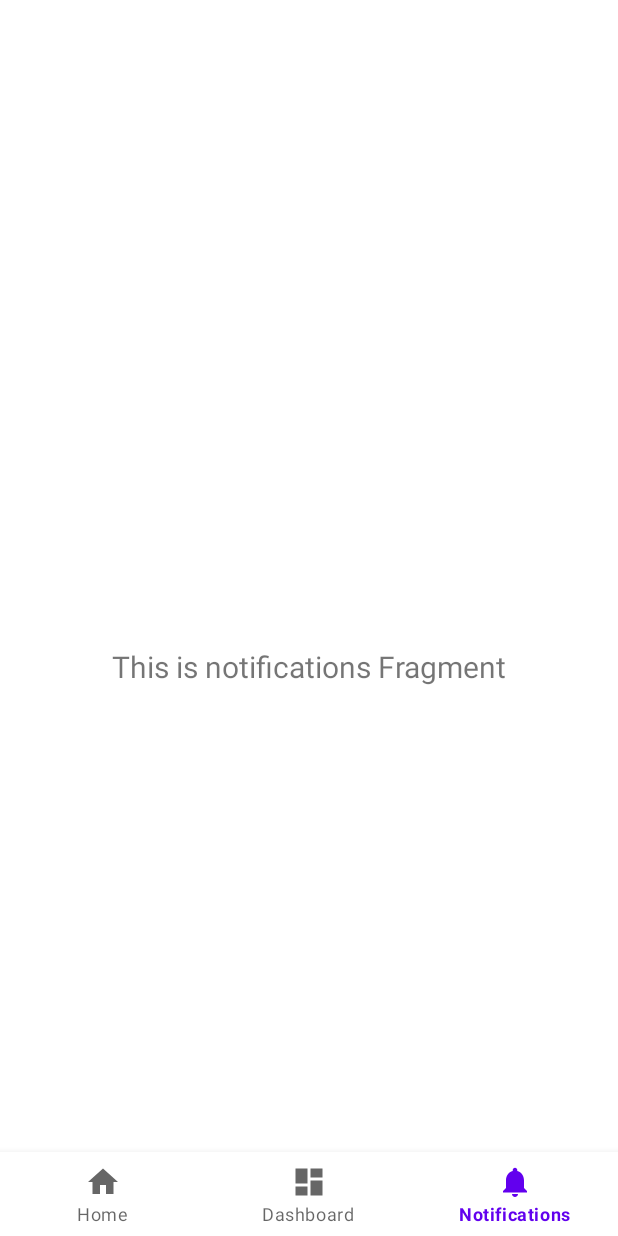
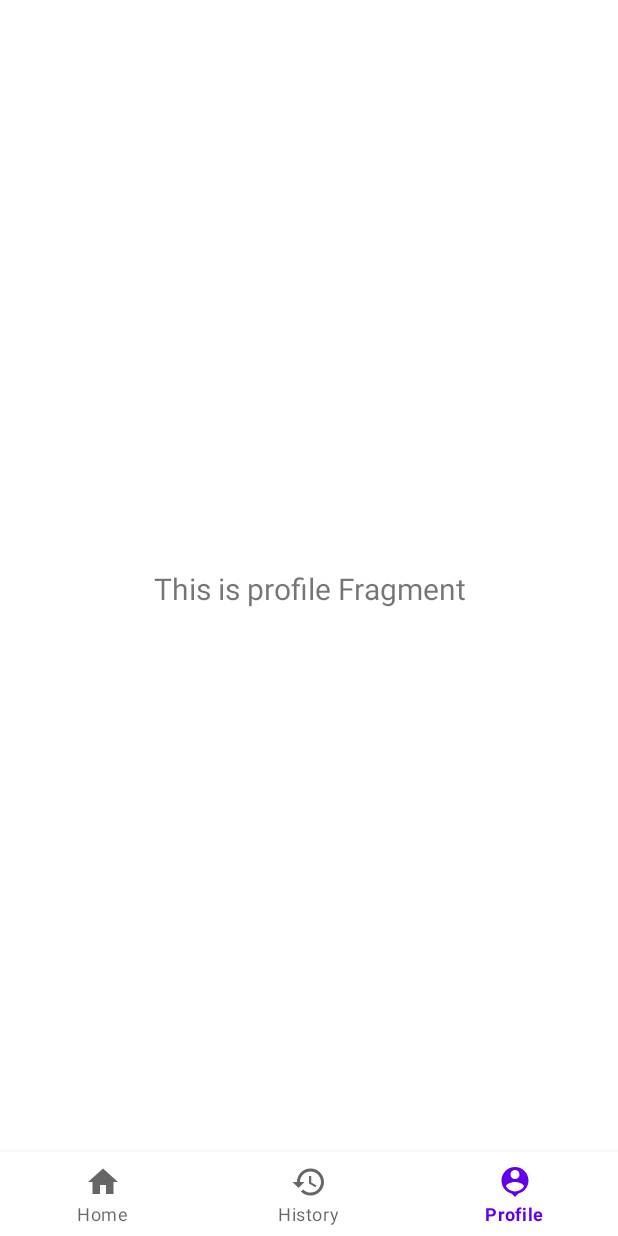
Before and after one commit to adityaahmadugraha/AppsATIPadang, an Android app: the ProfileFragment screen opened through its navigation route, on a phone screen of 412 x 824 dp. Run offline under Robolectric (Android 15) with nearby library versions, the phone set to English and light mode, and no system bars; our stand-ins replace navigation-ui.

Commit message:
change name fragment

```diff
--- a/app/src/main/java/com/aditya/appsatipadang/MainActivity.kt
+++ b/app/src/main/java/com/aditya/appsatipadang/MainActivity.kt
@@ -26,7 +26,7 @@ class MainActivity : AppCompatActivity() {
         // menu should be considered as top level destinations.
         val appBarConfiguration = AppBarConfiguration(
             setOf(
-                R.id.navigation_home, R.id.navigation_dashboard, R.id.navigation_notifications
+                R.id.navigation_home, R.id.navigation_history, R.id.navigation_profile
             )
         )
         setupActionBarWithNavController(navController, appBarConfiguration)
--- a/app/src/main/java/com/aditya/appsatipadang/ui/notifications/NotificationsFragment.kt
+++ b/app/src/main/java/com/aditya/appsatipadang/ui/profile/ProfileFragment.kt
@@ -1,4 +1,4 @@
-package com.aditya.appsatipadang.ui.notifications
+package com.aditya.appsatipadang.ui.profile
 
 import android.os.Bundle
 import android.view.LayoutInflater
@@ -7,11 +7,11 @@ import android.view.ViewGroup
 import android.widget.TextView
 import androidx.fragment.app.Fragment
 import androidx.lifecycle.ViewModelProvider
-import com.aditya.appsatipadang.databinding.FragmentNotificationsBinding
+import com.aditya.appsatipadang.databinding.FragmentProfileBinding
 
-class NotificationsFragment : Fragment() {
+class ProfileFragment : Fragment() {
 
-    private var _binding: FragmentNotificationsBinding? = null
+    private var _binding: FragmentProfileBinding? = null
 
     // This property is only valid between onCreateView and
     // onDestroyView.
@@ -22,14 +22,14 @@ class NotificationsFragment : Fragment() {
         container: ViewGroup?,
         savedInstanceState: Bundle?
     ): View {
-        val notificationsViewModel =
-            ViewModelProvider(this).get(NotificationsViewModel::class.java)
+        val profileViewModel =
+            ViewModelProvider(this).get(ProfileViewModel::class.java)
 
-        _binding = FragmentNotificationsBinding.inflate(inflater, container, false)
+        _binding = FragmentProfileBinding.inflate(inflater, container, false)
         val root: View = binding.root
 
         val textView: TextView = binding.textNotifications
-        notificationsViewModel.text.observe(viewLifecycleOwner) {
+        profileViewModel.text.observe(viewLifecycleOwner) {
             textView.text = it
         }
         return root
--- a/app/src/main/java/com/aditya/appsatipadang/ui/notifications/NotificationsViewModel.kt
+++ b/app/src/main/java/com/aditya/appsatipadang/ui/profile/ProfileViewModel.kt
@@ -1,13 +1,13 @@
-package com.aditya.appsatipadang.ui.notifications
+package com.aditya.appsatipadang.ui.profile
 
 import androidx.lifecycle.LiveData
 import androidx.lifecycle.MutableLiveData
 import androidx.lifecycle.ViewModel
 
-class NotificationsViewModel : ViewModel() {
+class ProfileViewModel : ViewModel() {
 
     private val _text = MutableLiveData<String>().apply {
-        value = "This is notifications Fragment"
+        value = "This is profile Fragment"
     }
     val text: LiveData<String> = _text
 }
--- /dev/null
+++ b/app/src/main/res/drawable/ic_history.xml
@@ -0,0 +1,5 @@
+<vector android:height="24dp" android:tint="#030303"
+    android:viewportHeight="24" android:viewportWidth="24"
+    android:width="24dp" xmlns:android="http://schemas.android.com/apk/res/android">
+    <path android:fillColor="@android:color/white" android:pathData="M13,3c-4.97,0 -9,4.03 -9,9L1,12l3.89,3.89 0.07,0.14L9,12L6,12c0,-3.87 3.13,-7 7,-7s7,3.13 7,7 -3.13,7 -7,7c-1.93,0 -3.68,-0.79 -4.94,-2.06l-1.42,1.42C8.27,19.99 10.51,21 13,21c4.97,0 9,-4.03 9,-9s-4.03,-9 -9,-9zM12,8v5l4.28,2.54 0.72,-1.21 -3.5,-2.08L13.5,8L12,8z"/>
+</vector>
--- /dev/null
+++ b/app/src/main/res/drawable/ic_profil.xml
@@ -0,0 +1,5 @@
+<vector android:height="24dp" android:tint="#030303"
+    android:viewportHeight="24" android:viewportWidth="24"
+    android:width="24dp" xmlns:android="http://schemas.android.com/apk/res/android">
+    <path android:fillColor="@android:color/white" android:pathData="M12,2c-4.97,0 -9,4.03 -9,9 0,4.17 2.84,7.67 6.69,8.69L12,22l2.31,-2.31C18.16,18.67 21,15.17 21,11c0,-4.97 -4.03,-9 -9,-9zM12,4c1.66,0 3,1.34 3,3s-1.34,3 -3,3 -3,-1.34 -3,-3 1.34,-3 3,-3zM12,18.3c-2.5,0 -4.71,-1.28 -6,-3.22 0.03,-1.99 4,-3.08 6,-3.08 1.99,0 5.97,1.09 6,3.08 -1.29,1.94 -3.5,3.22 -6,3.22z"/>
+</vector>
--- a/app/src/main/res/layout/activity_main.xml
+++ b/app/src/main/res/layout/activity_main.xml
@@ -3,8 +3,7 @@
     xmlns:app="http://schemas.android.com/apk/res-auto"
     android:id="@+id/container"
     android:layout_width="match_parent"
-    android:layout_height="match_parent"
-    android:paddingTop="?attr/actionBarSize">
+    android:layout_height="match_parent">
 
     <com.google.android.material.bottomnavigation.BottomNavigationView
         android:id="@+id/nav_view"
@@ -22,9 +21,10 @@
         android:id="@+id/nav_host_fragment_activity_main"
         android:name="androidx.navigation.fragment.NavHostFragment"
         android:layout_width="match_parent"
-        android:layout_height="match_parent"
+        android:layout_height="0dp"
+        android:layout_marginTop="8dp"
         app:defaultNavHost="true"
-        app:layout_constraintBottom_toTopOf="@id/nav_view"
+        app:layout_constraintBottom_toTopOf="@+id/nav_view"
         app:layout_constraintLeft_toLeftOf="parent"
         app:layout_constraintRight_toRightOf="parent"
         app:layout_constraintTop_toTopOf="parent"
--- a/app/src/main/res/layout/fragment_home.xml
+++ b/app/src/main/res/layout/fragment_home.xml
@@ -22,7 +22,7 @@
         android:id="@+id/img_profil"
         android:layout_width="50dp"
         android:layout_height="50dp"
-        android:layout_marginStart="8dp"
+        android:layout_marginStart="16dp"
         android:layout_marginTop="8dp"
         android:src="@color/blue"
         app:layout_constraintStart_toStartOf="parent"
@@ -251,7 +251,9 @@
     <androidx.recyclerview.widget.RecyclerView
         android:layout_width="0dp"
         android:layout_height="0dp"
+        android:layout_marginStart="8dp"
         android:layout_marginTop="8dp"
+        android:layout_marginEnd="8dp"
         app:layout_constraintBottom_toBottomOf="parent"
         app:layout_constraintEnd_toEndOf="parent"
         app:layout_constraintStart_toStartOf="parent"
--- a/app/src/main/res/layout/fragment_notifications.xml
+++ b/app/src/main/res/layout/fragment_profile.xml
@@ -4,7 +4,7 @@
     xmlns:tools="http://schemas.android.com/tools"
     android:layout_width="match_parent"
     android:layout_height="match_parent"
-    tools:context=".ui.notifications.NotificationsFragment">
+    tools:context=".ui.profile.ProfileFragment">
 
     <TextView
         android:id="@+id/text_notifications"
--- a/app/src/main/res/menu/bottom_nav_menu.xml
+++ b/app/src/main/res/menu/bottom_nav_menu.xml
@@ -7,13 +7,13 @@
         android:title="@string/title_home" />
 
     <item
-        android:id="@+id/navigation_dashboard"
-        android:icon="@drawable/ic_dashboard_black_24dp"
-        android:title="@string/title_dashboard" />
+        android:id="@+id/navigation_history"
+        android:icon="@drawable/ic_history"
+        android:title="@string/title_history" />
 
     <item
-        android:id="@+id/navigation_notifications"
-        android:icon="@drawable/ic_notifications_black_24dp"
-        android:title="@string/title_notifications" />
+        android:id="@+id/navigation_profile"
+        android:icon="@drawable/ic_profil"
+        android:title="@string/title_profile" />
 
 </menu>
--- a/app/src/main/res/navigation/mobile_navigation.xml
+++ b/app/src/main/res/navigation/mobile_navigation.xml
@@ -12,14 +12,14 @@
         tools:layout="@layout/fragment_home" />
 
     <fragment
-        android:id="@+id/navigation_dashboard"
+        android:id="@+id/navigation_history"
         android:name="com.aditya.appsatipadang.ui.dashboard.DashboardFragment"
-        android:label="@string/title_dashboard"
+        android:label="@string/title_history"
         tools:layout="@layout/fragment_dashboard" />
 
     <fragment
-        android:id="@+id/navigation_notifications"
-        android:name="com.aditya.appsatipadang.ui.notifications.NotificationsFragment"
-        android:label="@string/title_notifications"
-        tools:layout="@layout/fragment_notifications" />
+        android:id="@+id/navigation_profile"
+        android:name="com.aditya.appsatipadang.ui.profile.ProfileFragment"
+        android:label="@string/title_profile"
+        tools:layout="@layout/fragment_profile" />
 </navigation>
--- a/app/src/main/res/values/strings.xml
+++ b/app/src/main/res/values/strings.xml
@@ -2,7 +2,9 @@
     <string name="app_name">AppsATIPadang</string>
     <string name="title_home">Home</string>
     <string name="title_dashboard">Dashboard</string>
+    <string name="title_history">History</string>
     <string name="title_notifications">Notifications</string>
+    <string name="title_profile">Profile</string>
     <string name="validasi_login">“Pemeliharaan sarana dan prasarana merupakan kewajiban seluruh civitas akademika Politeknik ATI Padang. Dengan ini pelopor menyatakan telah melakukan usaha perbaikan semaksimal mungkin dan belum berhasil sehingga membutuhkan tindak lanjut.”</string>
     <string name="name">Aditya ahmad nugraha</string>
     <string name="selamat_datang">Selamat Datang!</string>
```
